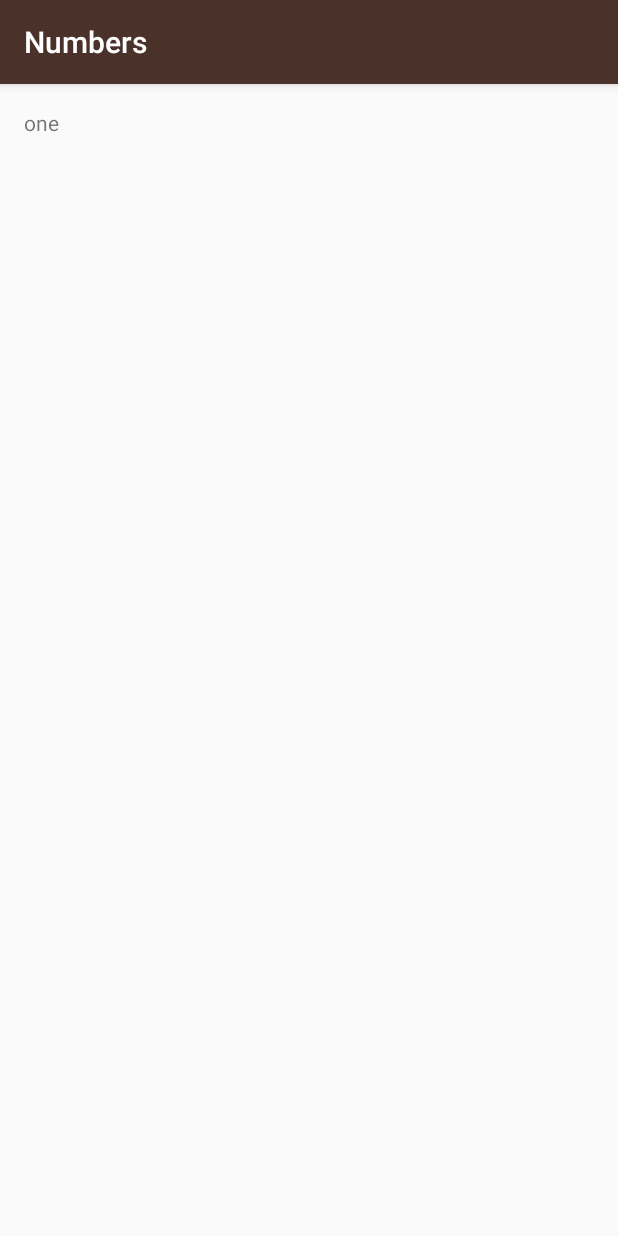
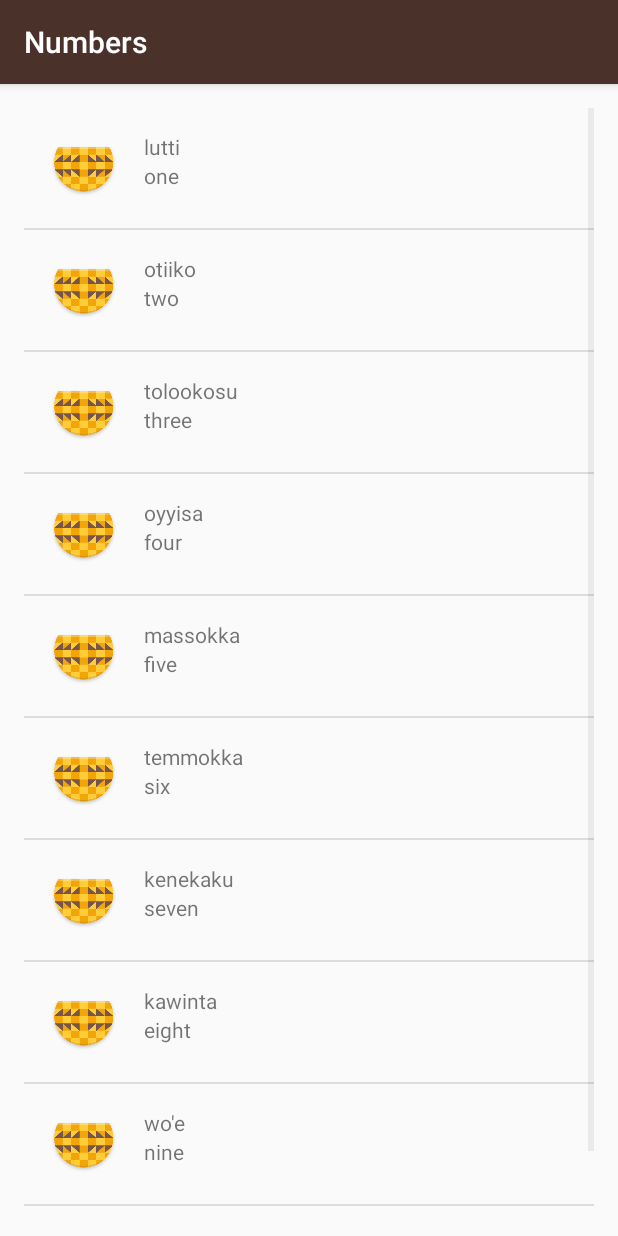
Before and after one commit to yaostyle/Udacity-Practice-Miwok-App, an Android app: the NumbersActivity screen opened directly, with no data from a screen before it, on a phone screen of 412 x 824 dp. Run offline under Robolectric (Android 15) with nearby library versions, the phone set to English and light mode, and no system bars.

Commit message:
Fixed list_item display issue

```diff
--- a/app/src/main/java/com/example/android/miwok/NumbersActivity.java
+++ b/app/src/main/java/com/example/android/miwok/NumbersActivity.java
@@ -2,9 +2,7 @@ package com.example.android.miwok;
 
 import android.support.v7.app.AppCompatActivity;
 import android.os.Bundle;
-import android.util.Log;
-import android.widget.LinearLayout;
-import android.widget.TextView;
+import android.widget.ListView;
 
 import java.util.ArrayList;
 
@@ -13,23 +11,27 @@ public class NumbersActivity extends AppCompatActivity {
     @Override
     protected void onCreate(Bundle savedInstanceState) {
         super.onCreate(savedInstanceState);
-        setContentView(R.layout.activity_numbers);
+        setContentView(R.layout.word_list);
 
-        ArrayList<String> words = new ArrayList<String>();
-        words.add("one");
-        words.add("two");
-        words.add("three");
-        words.add("four");
-        words.add("five");
-        words.add("six");
-        words.add("seven");
-        words.add("eight");
-        words.add("nine");
-        words.add("ten");
+        ArrayList<Word> words = new ArrayList<Word>();
+        words.add(new Word("one", "lutti"));
+        words.add(new Word("two", "otiiko"));
+        words.add(new Word("three", "tolookosu"));
+        words.add(new Word("four", "oyyisa"));
+        words.add(new Word("five", "massokka"));
+        words.add(new Word("six", "temmokka"));
+        words.add(new Word("seven", "kenekaku"));
+        words.add(new Word("eight", "kawinta"));
+        words.add(new Word("nine", "wo'e"));
+        words.add(new Word("ten", "na'aacha"));
 
-        LinearLayout rootView = (LinearLayout) findViewById(R.id.rootView);
-        TextView wordView = new TextView(this);
-        wordView.setText(words.get(0));
-        rootView.addView(wordView);
+        WordAdapter adapter = new WordAdapter(this, words);
+
+        ListView listView = (ListView) findViewById(R.id.list);
+
+        listView.setAdapter(adapter);
+
+
+
     }
 }
--- /dev/null
+++ b/app/src/main/java/com/example/android/miwok/Word.java
@@ -0,0 +1,29 @@
+package com.example.android.miwok;
+
+public class Word {
+    /** Default ttranslation for the word */
+    private String mDefaultTranslation;
+
+    /** Miwok translation for the word */
+    private String mMiwokTranslation;
+
+    public Word(String defaultTranslation, String miwokTranslation) {
+        mDefaultTranslation = defaultTranslation;
+        mMiwokTranslation = miwokTranslation;
+    }
+
+    /**
+     * Get the default translation of the word.
+     */
+    public String getDefaultTranslation() {
+        return mDefaultTranslation;
+    }
+
+    /**
+     * Get the miwok translation of the word.
+     */
+    public String getMiwokTranslation() {
+        return mMiwokTranslation;
+    }
+
+}
--- /dev/null
+++ b/app/src/main/java/com/example/android/miwok/WordAdapter.java
@@ -0,0 +1,40 @@
+package com.example.android.miwok;
+
+import android.app.Activity;
+import android.content.Context;
+import android.support.annotation.NonNull;
+import android.support.annotation.Nullable;
+import android.view.LayoutInflater;
+import android.view.View;
+import android.view.ViewGroup;
+import android.widget.ArrayAdapter;
+import android.widget.TextView;
+
+import java.util.ArrayList;
+
+public class WordAdapter extends ArrayAdapter<Word> {
+    public WordAdapter(Context context, ArrayList<Word> words ) {
+        super(context, 0, words);
+    }
+
+    @NonNull
+    @Override
+    public View getView(int position, View convertView, ViewGroup parent) {
+        View listItemView = convertView;
+
+        if (listItemView == null){
+            listItemView = LayoutInflater.from(getContext()).inflate(R.layout.list_item, parent, false);
+        }
+
+        Word currentWord = getItem(position);
+
+        TextView miwokTextView = (TextView) listItemView.findViewById(R.id.miwok_text_view);
+        miwokTextView.setText(currentWord.getMiwokTranslation());
+
+
+        TextView defaultTextView = (TextView) listItemView.findViewById(R.id.default_text_view);
+        defaultTextView.setText(currentWord.getDefaultTranslation());
+
+        return listItemView;
+    }
+}
--- a/app/src/main/res/layout/activity_colors.xml
+++ /dev/null
@@ -1,9 +0,0 @@
-<?xml version="1.0" encoding="utf-8"?>
-<android.support.constraint.ConstraintLayout xmlns:android="http://schemas.android.com/apk/res/android"
-    xmlns:app="http://schemas.android.com/apk/res-auto"
-    xmlns:tools="http://schemas.android.com/tools"
-    android:layout_width="match_parent"
-    android:layout_height="match_parent"
-    tools:context=".ColorsActivity">
-
-</android.support.constraint.ConstraintLayout>
--- a/app/src/main/res/layout/activity_family.xml
+++ /dev/null
@@ -1,9 +0,0 @@
-<?xml version="1.0" encoding="utf-8"?>
-<android.support.constraint.ConstraintLayout xmlns:android="http://schemas.android.com/apk/res/android"
-    xmlns:app="http://schemas.android.com/apk/res-auto"
-    xmlns:tools="http://schemas.android.com/tools"
-    android:layout_width="match_parent"
-    android:layout_height="match_parent"
-    tools:context=".FamilyActivity">
-
-</android.support.constraint.ConstraintLayout>
--- a/app/src/main/res/layout/activity_numbers.xml
+++ /dev/null
@@ -1,12 +0,0 @@
-<?xml version="1.0" encoding="utf-8"?>
-<LinearLayout xmlns:android="http://schemas.android.com/apk/res/android"
-    xmlns:app="http://schemas.android.com/apk/res-auto"
-    xmlns:tools="http://schemas.android.com/tools"
-    android:layout_width="match_parent"
-    android:layout_height="match_parent"
-    android:padding="16dp"
-    android:orientation="vertical"
-    android:id="@+id/rootView"
-    tools:context=".NumbersActivity">
-
-</LinearLayout>
--- a/app/src/main/res/layout/activity_phrases.xml
+++ /dev/null
@@ -1,9 +0,0 @@
-<?xml version="1.0" encoding="utf-8"?>
-<android.support.constraint.ConstraintLayout xmlns:android="http://schemas.android.com/apk/res/android"
-    xmlns:app="http://schemas.android.com/apk/res-auto"
-    xmlns:tools="http://schemas.android.com/tools"
-    android:layout_width="match_parent"
-    android:layout_height="match_parent"
-    tools:context=".PhrasesActivity">
-
-</android.support.constraint.ConstraintLayout>
--- /dev/null
+++ b/app/src/main/res/layout/list_item.xml
@@ -0,0 +1,38 @@
+<?xml version="1.0" encoding="utf-8"?>
+<LinearLayout
+    xmlns:android="http://schemas.android.com/apk/res/android"
+    xmlns:tools="http://schemas.android.com/tools"
+    android:layout_width="match_parent"
+    android:layout_height="match_parent"
+    android:padding="16dp"
+    android:orientation="horizontal">
+
+    <ImageView
+        android:id="@+id/image"
+        android:layout_width="wrap_content"
+        android:layout_height="wrap_content"
+        android:src="@mipmap/ic_launcher" />
+
+    <LinearLayout
+        android:id="@+id/text_container"
+        android:layout_width="match_parent"
+        android:layout_height="match_parent"
+        android:orientation="vertical"
+        android:paddingLeft="16dp">
+
+        <TextView
+            android:id="@+id/miwok_text_view"
+            android:layout_width="match_parent"
+            android:layout_height="wrap_content"
+            tools:text="lutti" />
+
+        <TextView
+            android:id="@+id/default_text_view"
+            android:layout_width="match_parent"
+            android:layout_height="wrap_content"
+            tools:text="one" />
+    </LinearLayout>
+
+
+
+</LinearLayout>
--- /dev/null
+++ b/app/src/main/res/layout/word_list.xml
@@ -0,0 +1,12 @@
+<?xml version="1.0" encoding="utf-8"?>
+<ListView xmlns:android="http://schemas.android.com/apk/res/android"
+    xmlns:tools="http://schemas.android.com/tools"
+    android:id="@+id/list"
+    android:orientation="vertical"
+    android:layout_width="match_parent"
+    android:layout_height="match_parent"
+    android:paddingBottom="@dimen/activity_vertical_margin"
+    android:paddingLeft="@dimen/activity_horizontal_margin"
+    android:paddingRight="@dimen/activity_horizontal_margin"
+    android:paddingTop="@dimen/activity_vertical_margin"
+    />
```
Also changed, not shown: 1 other file.
